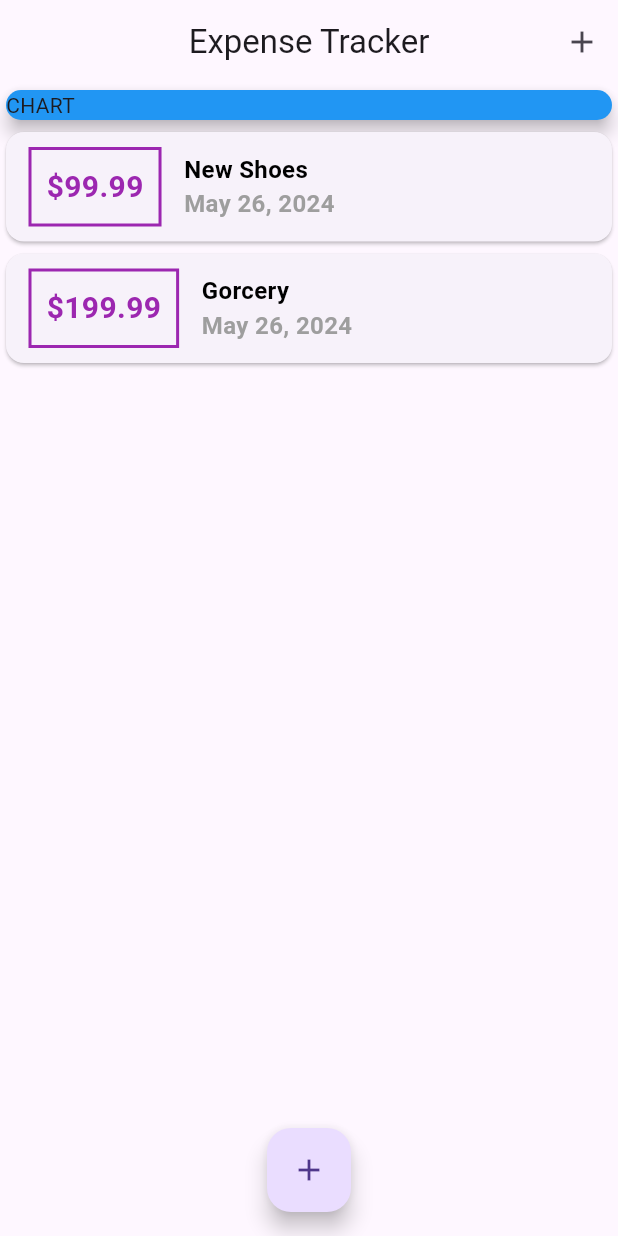
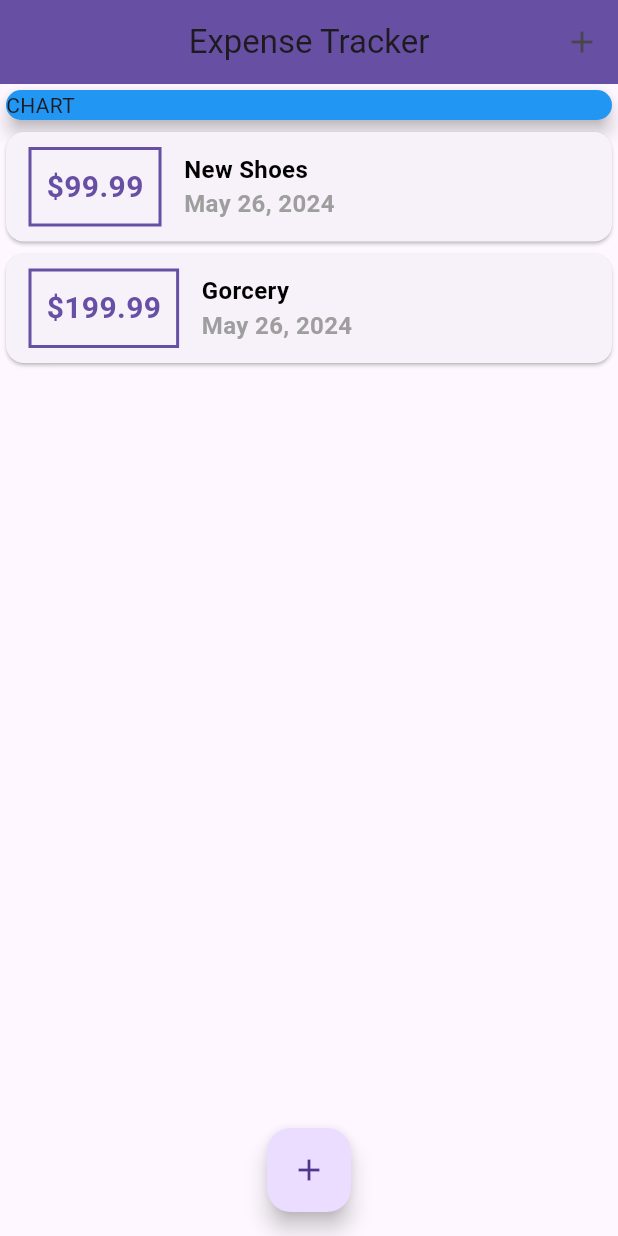
Before and after one commit to asadullah43/personal-expense-tracker, a Flutter app: the screen it shows after launch, on a phone screen of 412 x 824 dp. Run offline on Flutter 3.47's test engine with Material 3 defaults, Android fonts, the phone set to English and light mode, and no system bars.

Commit message:
added theme colrs

```diff
--- a/lib/main.dart
+++ b/lib/main.dart
@@ -16,8 +16,12 @@ class MyApp extends StatelessWidget {
   Widget build(BuildContext context) {
     return MaterialApp(
       debugShowCheckedModeBanner: false,
-      title: 'Flutter Demo',
-      theme: ThemeData(),
+      title: 'Personel Expenses',
+      theme: ThemeData(
+
+        primarySwatch: Colors.purple,
+
+      ),
       home: const MyHomePage(),
     );
   }
@@ -72,6 +76,7 @@ class _MyHomePageState extends State<MyHomePage> {
   Widget build(BuildContext context) {
     return Scaffold(
       appBar: AppBar(
+        backgroundColor: Theme.of(context).primaryColor,
         title: const Text('Expense Tracker'),
         centerTitle: true,
         actions: [
--- a/lib/widgets/new_transaction.dart
+++ b/lib/widgets/new_transaction.dart
@@ -2,7 +2,6 @@ import 'package:flutter/material.dart';
 
 class NewTransaction extends StatefulWidget {
   final Function addTx;
-
 
   const NewTransaction({super.key, required this.addTx});
 
@@ -26,6 +25,7 @@ class _NewTransactionState extends State<NewTransaction> {
       enteredTitle,
       enteredAmount,
     );
+    Navigator.of(context).pop();
   }
 
   @override
--- a/lib/widgets/transaction_list.dart
+++ b/lib/widgets/transaction_list.dart
@@ -13,7 +13,7 @@ class TransactionList extends StatelessWidget {
       child: ListView.builder(
         itemCount: transactions.length,
         itemBuilder: (BuildContext context, int index) {
-         return Card(
+          return Card(
             child: Row(
               children: [
                 Container(
@@ -22,16 +22,16 @@ class TransactionList extends StatelessWidget {
                       const EdgeInsets.symmetric(vertical: 10, horizontal: 15),
                   decoration: BoxDecoration(
                     border: Border.all(
-                      color: Colors.purple,
+                      color: Theme.of(context).primaryColor,
                       width: 2,
                     ),
                   ),
                   child: Text(
                     '\$' '${transactions[index].amount.toStringAsFixed(2)}',
-                    style: const TextStyle(
+                    style: TextStyle(
                       fontWeight: FontWeight.bold,
                       fontSize: 20,
-                      color: Colors.purple,
+                      color: Theme.of(context).primaryColor,
                     ),
                   ),
                 ),
```
